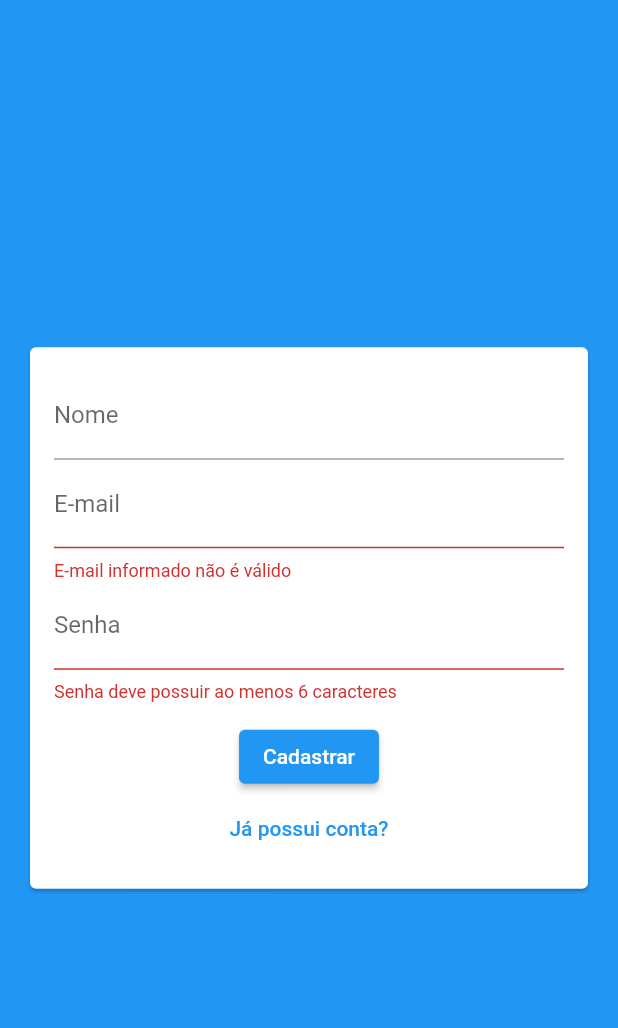
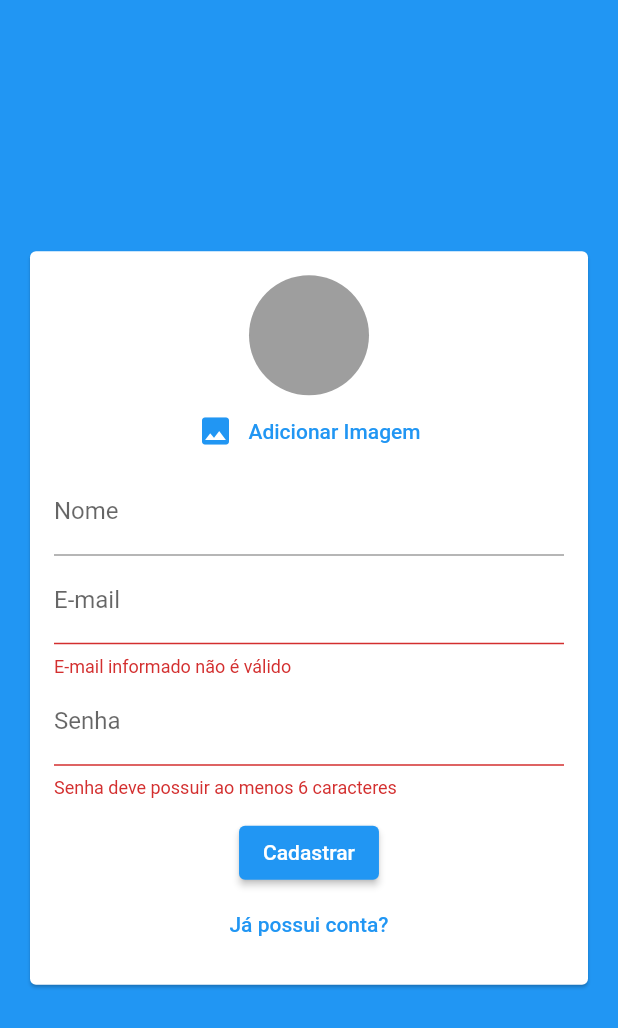
Before and after one commit to RenatoMoratto/chat, a Flutter app: the screen it shows after launch, after a tap on "Entrar", after a tap on "Criar uma nova conta?", on a phone screen of 412 x 824 dp. Shown: the top 1028 px of the screen. Run offline on Flutter 3.47's test engine with Material 2 defaults, Android fonts, the phone set to English and light mode, and no system bars; our stand-ins replace image_picker.

Commit message:
feat: user image picker component

```diff
--- a/lib/components/auth_form.dart
+++ b/lib/components/auth_form.dart
@@ -1,3 +1,6 @@
+import 'dart:io';
+
+import 'package:chat/components/user_image_picker.dart';
 import 'package:flutter/material.dart';
 
 import '../models/auth_form_data.dart';
@@ -18,9 +21,27 @@ class _AuthFormState extends State<AuthForm> {
   final _formKey = GlobalKey<FormState>();
   final _formData = AuthFormData();
 
+  void _handleImagePick(File image) {
+    _formData.image = image;
+  }
+
+  void _showError(String msg) {
+    ScaffoldMessenger.of(context).showSnackBar(
+      SnackBar(
+        content: Text(msg),
+        backgroundColor: Theme.of(context).errorColor,
+      ),
+    );
+  }
+
   void _submit() {
     final isValid = _formKey.currentState?.validate() ?? false;
     if (!isValid) return;
+
+    if (_formData.isSignup && _formData.image == null) {
+      return _showError('Imagem não selecionada!');
+    }
+
     widget.onSubmit(_formData);
   }
 
@@ -34,6 +55,10 @@ class _AuthFormState extends State<AuthForm> {
           key: _formKey,
           child: Column(
             children: [
+              if (_formData.isSignup)
+                UserImagePicker(
+                  onImagePick: _handleImagePick,
+                ),
               if (_formData.isSignup)
                 TextFormField(
                   key: const ValueKey('name'),
--- /dev/null
+++ b/lib/components/user_image_picker.dart
@@ -0,0 +1,62 @@
+import 'dart:io';
+
+import 'package:flutter/material.dart';
+import 'package:image_picker/image_picker.dart';
+
+class UserImagePicker extends StatefulWidget {
+  final void Function(File image) onImagePick;
+  const UserImagePicker({
+    Key? key,
+    required this.onImagePick,
+  }) : super(key: key);
+
+  @override
+  State<UserImagePicker> createState() => _UserImagePickerState();
+}
+
+class _UserImagePickerState extends State<UserImagePicker> {
+  File? _image;
+
+  Future<void> _pickImage() async {
+    final picker = ImagePicker();
+    final pickedImage = await picker.pickImage(
+      source: ImageSource.gallery,
+      imageQuality: 50,
+      maxWidth: 150,
+    );
+
+    if (pickedImage != null) {
+      setState(() {
+        _image = File(pickedImage.path);
+      });
+      widget.onImagePick(_image!);
+    }
+  }
+
+  @override
+  Widget build(BuildContext context) {
+    return Column(
+      children: [
+        CircleAvatar(
+          radius: 40,
+          backgroundColor: Colors.grey,
+          backgroundImage: _image != null ? FileImage(_image!) : null,
+        ),
+        TextButton(
+          onPressed: _pickImage,
+          child: Row(
+            mainAxisAlignment: MainAxisAlignment.center,
+            children: [
+              Icon(
+                Icons.image,
+                color: Theme.of(context).primaryColor,
+              ),
+              const SizedBox(width: 10),
+              const Text('Adicionar Imagem'),
+            ],
+          ),
+        ),
+      ],
+    );
+  }
+}
```
